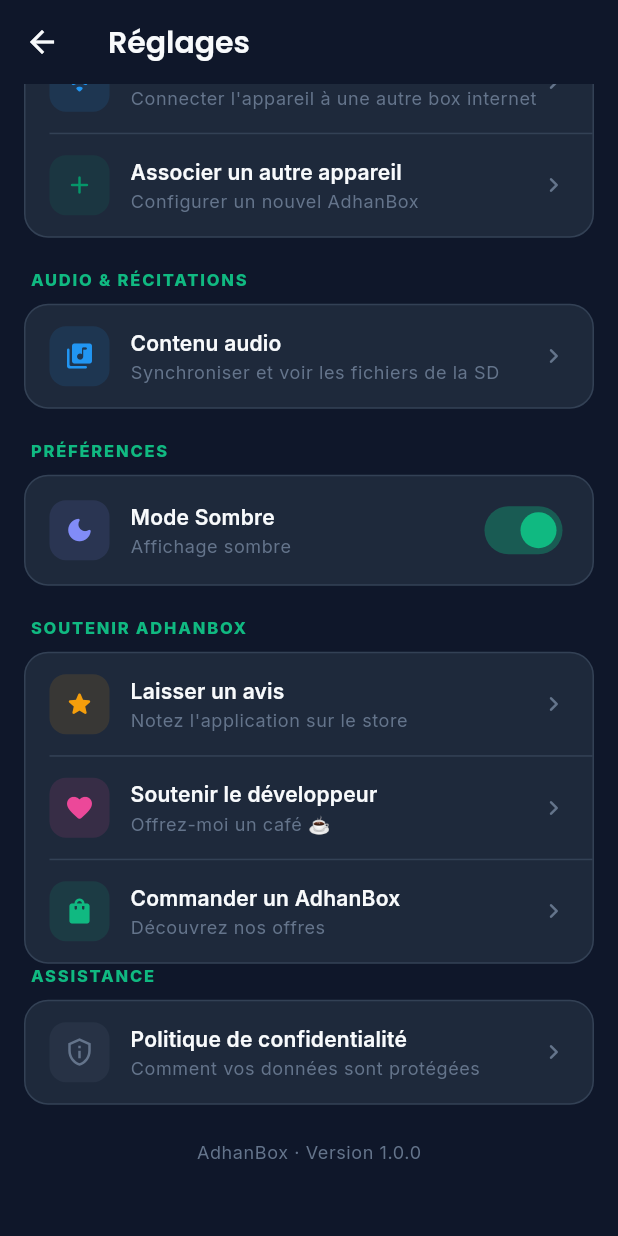
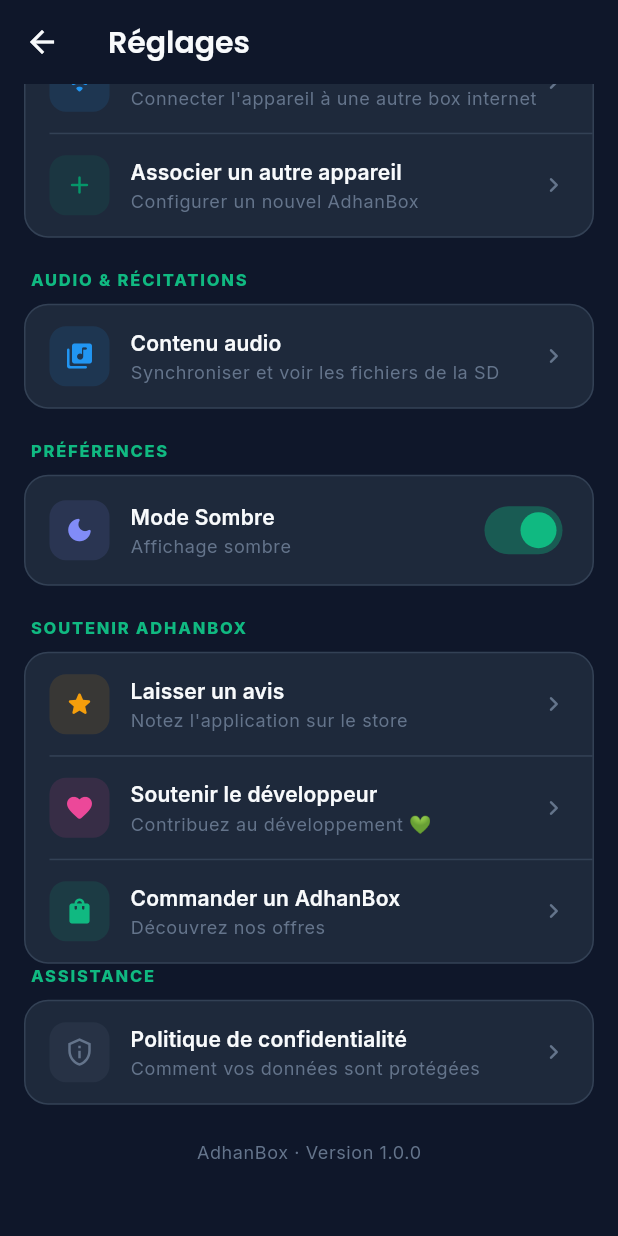
Before and after one commit to adelhanifiOne/adhanbox, a Flutter app: the SettingsScreen screen opened directly, scrolled down 421 dp, on a phone screen of 412 x 824 dp. Run offline on Flutter 3.47's test engine with Material 3 defaults, Android fonts, the phone set to English and light mode, and no system bars; drawn by our look-alikes of flutter_animate; our stand-ins replace auto_size_text, connectivity_plus, dio, flutter_blue_plus, flutter_riverpod, font_awesome_flutter and 8 more; missing offline and left inert: app_settings, json_path, network_info_plus, wifi_scan; accounts and stored records are empty; network calls fail.

Commit message:
App: 'Offrez-moi un cafe' -> 'Contribuez au developpement' (soutien projet)
Co-Authored-By: Claude Opus 4.8 <noreply@anthropic.com>

```diff
--- a/flutter_app/lib/screens/settings_screen.dart
+++ b/flutter_app/lib/screens/settings_screen.dart
@@ -287,7 +287,7 @@ class _SettingsScreenState extends ConsumerState<SettingsScreen> {
                       icon: Icons.favorite_rounded,
                       iconColor: const Color(0xFFEC4899),
                       title: 'Soutenir le développeur',
-                      subtitle: 'Offrez-moi un café ☕',
+                      subtitle: 'Contribuez au développement 💚',
                       onTap: () => _launchExternal('https://buymeacoffee.com/overlayprayers'),
                     ),
                     _CardDivider(),
```
